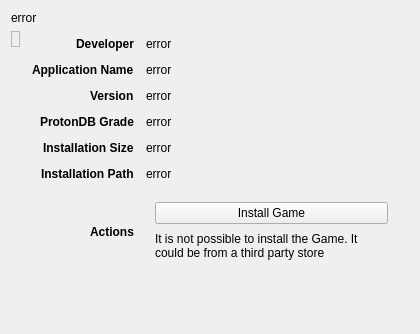
Above: rare/ui/components/tabs/games/game_info/game_info.ui from RareDevs/Rare before the change. Below: the same form after it.
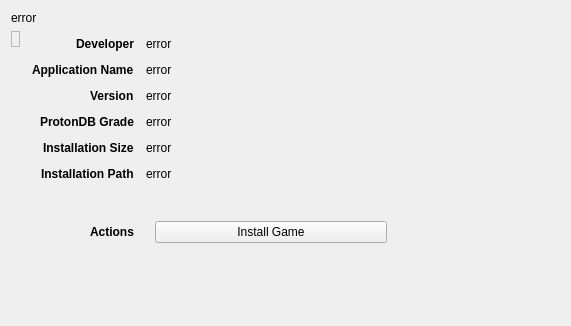
That is the form after the change.

Commit message: Disable game action buttons on Origin Games

What changed in the file:
```diff
--- a/rare/ui/components/tabs/games/game_info/game_info.ui
+++ b/rare/ui/components/tabs/games/game_info/game_info.ui
@@ -6,8 +6,8 @@
    <rect>
     <x>0</x>
     <y>0</y>
-    <width>420</width>
-    <height>334</height>
+    <width>571</width>
+    <height>326</height>
    </rect>
   </property>
   <property name="windowTitle">
@@ -298,16 +298,6 @@
            </property>
           </widget>
          </item>
-         <item>
-          <widget class="QLabel" name="no_install_label">
-           <property name="text">
-            <string>It is not possible to install the Game. It could be from a third party store</string>
-           </property>
-           <property name="wordWrap">
-            <bool>true</bool>
-           </property>
-          </widget>
-         </item>
         </layout>
        </widget>
       </widget>
```
Left out of the diff: 358 changed lines with no effect on the pictures. The commit also changes 3 other files.
